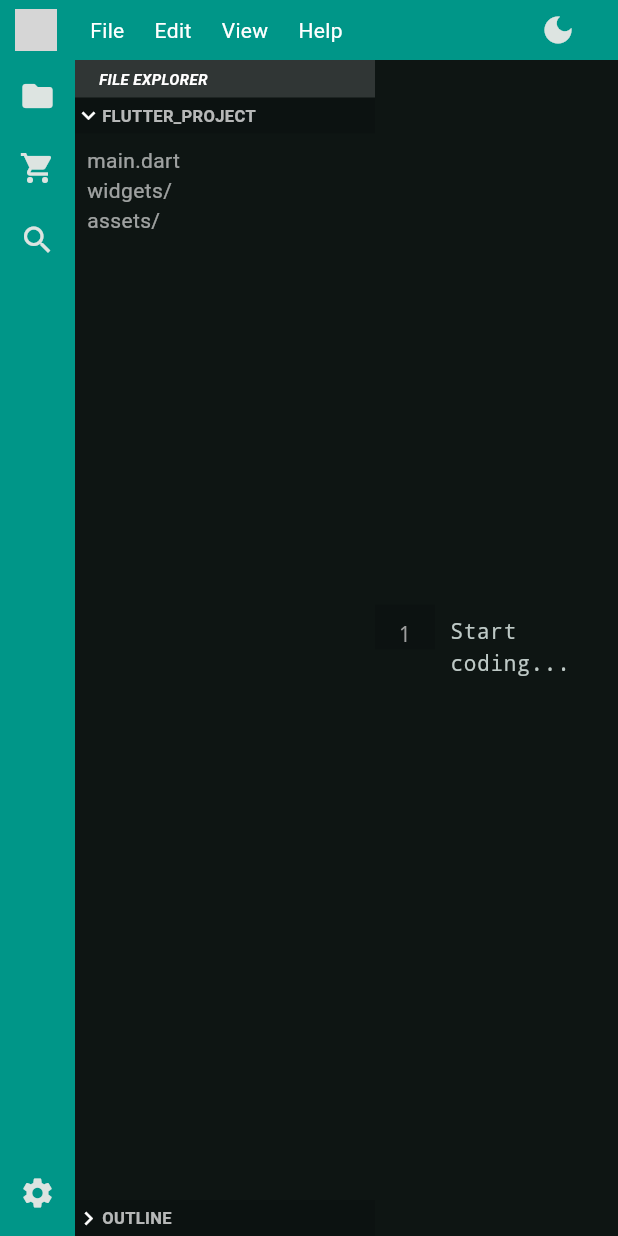
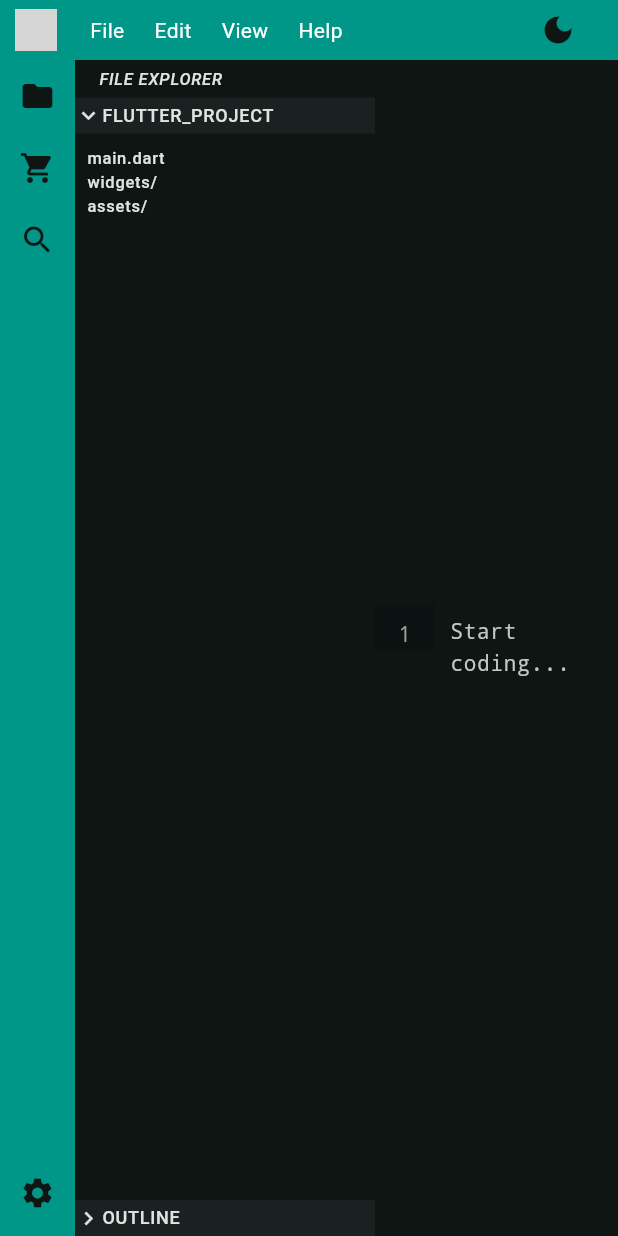
Before and after one commit to Scout2424/PhoneBoard_Project, a Flutter app: the screen it shows after launch, on a phone screen of 412 x 824 dp. Run offline on Flutter 3.47's test engine with Material 3 defaults, Android fonts, the phone set to English and light mode, and no system bars; grey boxes are pictures that could not be loaded.

Commit message:
Version 2.5.2 : Color Theme solved to be used everywhere (the right way)

```diff
--- a/lib/widgets/file_explorer.dart
+++ b/lib/widgets/file_explorer.dart
@@ -25,15 +25,12 @@ class _FileExplorerState extends State<FileExplorer> {
             width: double.infinity,
             alignment: Alignment.centerLeft,
             padding: const EdgeInsets.only(left: 16),
-            color: Theme.of(context).colorScheme.surfaceContainerHighest,
-            child: const Text(
+            color: Theme.of(context).colorScheme.surface,
+            child: Text(
               'FILE EXPLORER',
-              style: TextStyle(
-                fontSize: 10,
-                fontWeight: FontWeight.bold,
-                fontStyle: FontStyle.italic,
-                color: Colors.white,
-              ),
+              style: Theme.of(
+                context,
+              ).textTheme.labelSmall!.copyWith(fontStyle: FontStyle.italic),
             ),
           ),
 
@@ -74,7 +71,7 @@ class _FileExplorerState extends State<FileExplorer> {
             onTap: () => onExpansionChanged(!isExpanded),
             child: Container(
               height: 24,
-              color: Colors.black12,
+              color: Theme.of(context).colorScheme.surfaceContainer,
               child: Row(
                 children: [
                   Icon(
@@ -82,16 +79,9 @@ class _FileExplorerState extends State<FileExplorer> {
                         ? Icons.keyboard_arrow_down
                         : Icons.keyboard_arrow_right,
                     size: 18,
-                    color: Colors.white,
+                    color: Theme.of(context).colorScheme.onSurface,
                   ),
-                  Text(
-                    title,
-                    style: const TextStyle(
-                      fontSize: 11,
-                      fontWeight: FontWeight.bold,
-                      color: Colors.white70,
-                    ),
-                  ),
+                  Text(title, style: Theme.of(context).textTheme.labelMedium),
                 ],
               ),
             ),
@@ -104,7 +94,7 @@ class _FileExplorerState extends State<FileExplorer> {
                 padding: const EdgeInsets.all(8),
                 child: Text(
                   content,
-                  style: const TextStyle(color: Colors.white60),
+                  style: Theme.of(context).textTheme.labelSmall,
                 ),
               ),
             ),
--- a/lib/widgets/side_bar.dart
+++ b/lib/widgets/side_bar.dart
@@ -17,17 +17,17 @@ class SideBar extends StatelessWidget {
             children: [
               IconButton(
                 icon: const Icon(Icons.folder),
-                color: Theme.of(context).colorScheme.onSurface,
+                color: Theme.of(context).colorScheme.surface,
                 onPressed: () {},
               ),
               IconButton(
                 icon: const Icon(Icons.shopping_cart),
-                color: Theme.of(context).colorScheme.onSurface,
+                color: Theme.of(context).colorScheme.surface,
                 onPressed: () {},
               ),
               IconButton(
                 icon: const Icon(Icons.search),
-                color: Theme.of(context).colorScheme.onSurface,
+                color: Theme.of(context).colorScheme.surface,
                 onPressed: () {},
               ),
             ],
@@ -38,7 +38,7 @@ class SideBar extends StatelessWidget {
             padding: const EdgeInsets.only(bottom: 5.0),
             child: IconButton(
               icon: const Icon(Icons.settings),
-              color: Theme.of(context).colorScheme.onSurface,
+              color: Theme.of(context).colorScheme.surface,
               onPressed: () {},
             ),
           ),
--- a/lib/widgets/top_bar.dart
+++ b/lib/widgets/top_bar.dart
@@ -42,7 +42,7 @@ class _TopBarState extends State<TopBar> {
           // === BRIGHTNESS BUTTON (right side) ===
           IconButton(
             tooltip: "Toggle Brightness",
-            color: Theme.of(context).colorScheme.onSurface,
+            color: Theme.of(context).colorScheme.surface,
             onPressed: () {
               brightnessNotifier.value = !brightnessNotifier.value;
             },
```
